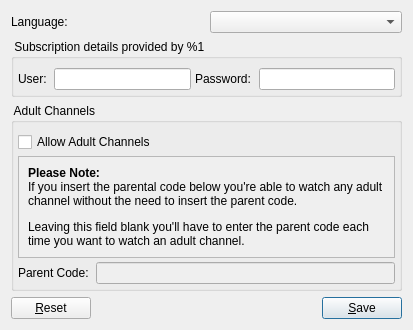
This is branches/parentalControl/forms/qftsettings.ui in code-google-com/vlc-record as Qt 5 draws it before an edit. The edited form follows.
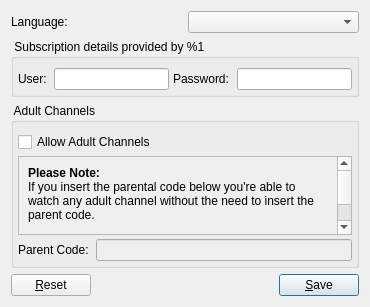
This is the edited form.

The edit to the form file:
```diff
--- a/branches/parentalControl/forms/qftsettings.ui
+++ b/branches/parentalControl/forms/qftsettings.ui
@@ -9,8 +9,8 @@
    <rect>
     <x>0</x>
     <y>0</y>
-    <width>413</width>
-    <height>330</height>
+    <width>370</width>
+    <height>307</height>
    </rect>
   </property>
   <property name="windowTitle">
@@ -127,8 +127,8 @@
           <rect>
            <x>0</x>
            <y>0</y>
-           <width>361</width>
-           <height>149</height>
+           <width>340</width>
+           <height>99</height>
           </rect>
          </property>
          <layout class="QVBoxLayout" name="verticalLayout_10">
```
Left out of the diff: 10 changed lines with no effect on the pictures.
